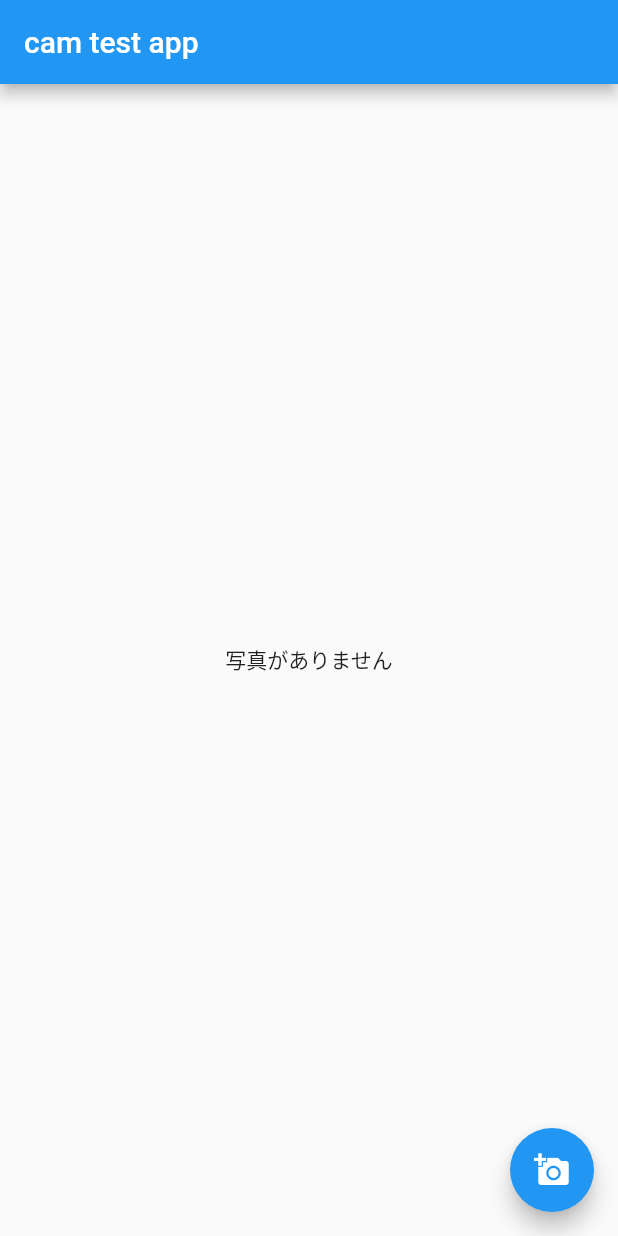
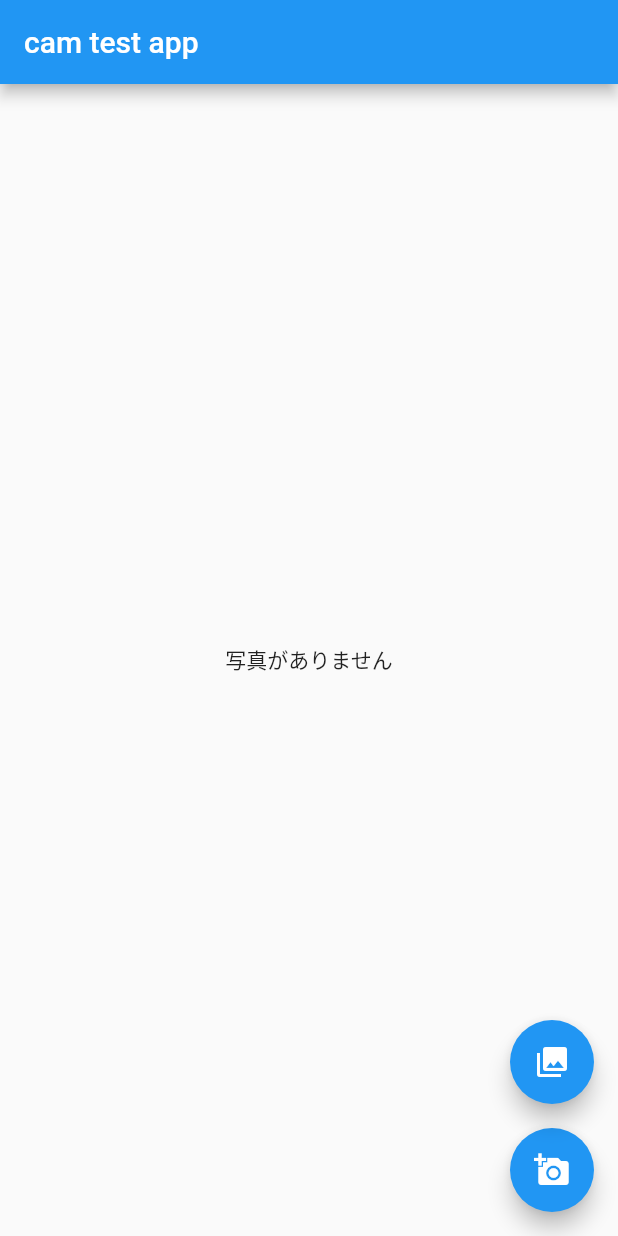
Before and after one commit to Masaki-Saito84/simple_cam, a Flutter app: the screen it shows after launch, on a phone screen of 412 x 824 dp. Run offline on Flutter 3.47's test engine with Material 2 defaults, Android fonts, the phone set to English and light mode, and no system bars; our stand-ins replace image_picker.

Commit message:
:pencil: フローティングボタンを追加、追加したボタンを押した時、デバイスのイメージギャラリーを起動し、選択した画像をstateに設定する。

```diff
--- a/lib/main.dart
+++ b/lib/main.dart
@@ -39,6 +39,16 @@ class _MyHomePageState extends State<MyHomePage> {
     });
   }
 
+  Future getImageFromLib() async {
+    final pickedFile = await picker.getImage(source: ImageSource.gallery);
+
+    setState(() {
+      if (pickedFile != null) {
+        _image = File(pickedFile.path);
+      }
+    });
+  }
+
   @override
   Widget build(BuildContext context) {
     return Scaffold(
@@ -58,6 +68,13 @@ class _MyHomePageState extends State<MyHomePage> {
             onPressed: getImageFromCam,
             child: Icon(Icons.add_a_photo),
           ),
+          Container(
+            margin: EdgeInsets.only(bottom: 16.0),
+            child: FloatingActionButton(
+              onPressed: getImageFromLib,
+              child: Icon(Icons.photo_library),
+            ),
+          )
         ],
       )
     );
```
